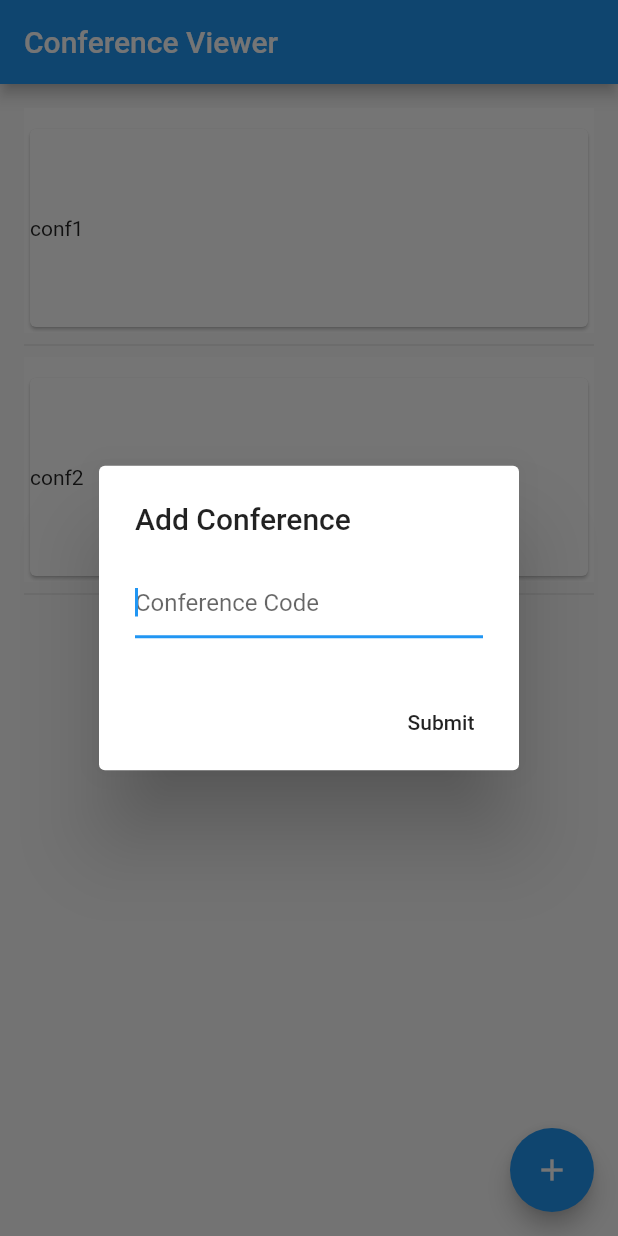
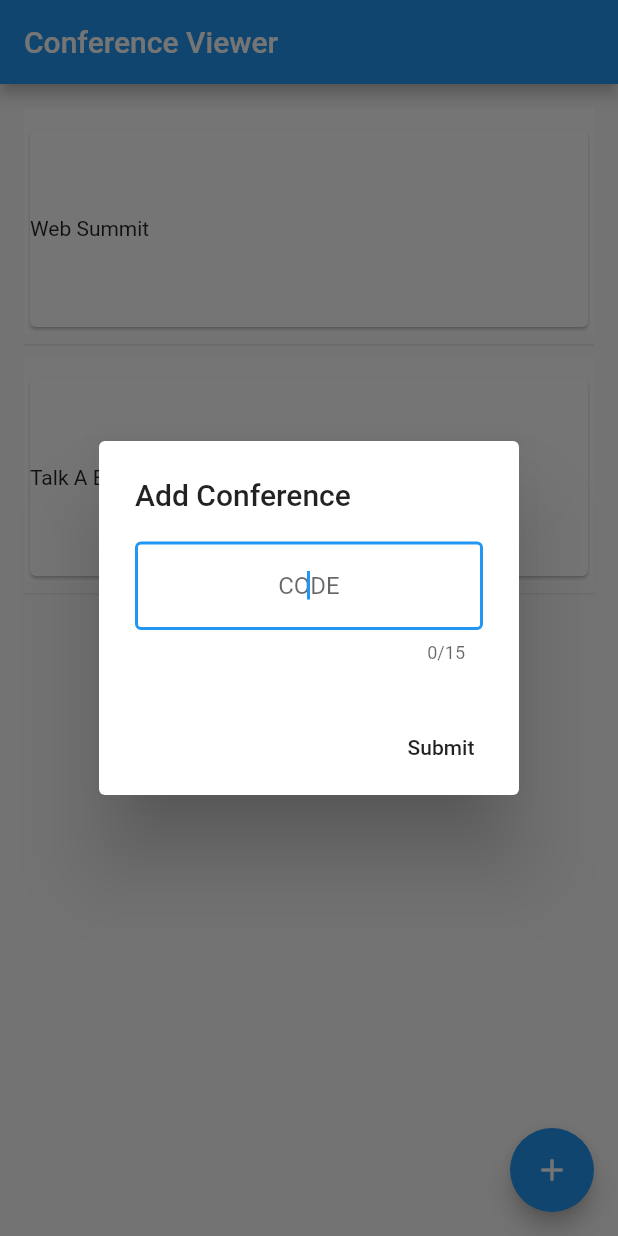
Before and after one commit to softeng-feup/open-cx-o-bando-dos-quatro, a Flutter app: the screen it shows after launch, after a tap on the "add" icon, on a phone screen of 412 x 824 dp. Run offline on Flutter 3.47's test engine with Material 2 defaults, Android fonts, the phone set to English and light mode, and no system bars.

Commit message:
Fixed minor bug on submission of the conference code

```diff
--- a/confview/lib/home.dart
+++ b/confview/lib/home.dart
@@ -15,7 +15,7 @@ class HomePage extends StatefulWidget {
 class _HomePageState extends State<HomePage> {
 
     // TODO: the app must get the conference names from the database
-    final List<String> _conferences = ["conf1", "conf2"];
+    final List<String> _conferences = ["Web Summit", "Talk A Bit"];
 
 
     @override
@@ -106,12 +106,20 @@ class _HomePageState extends State<HomePage> {
         return AlertDialog(
             title: Text('Add Conference'),
             content: TextField(
-                decoration: InputDecoration(hintText: 'Conference Code'),
+                decoration: InputDecoration(
+                    hintText: 'CODE',
+                    border: OutlineInputBorder(),
+                ),
+                textCapitalization: TextCapitalization.characters,
+                textAlign: TextAlign.center,
+                maxLines: 1,
+                maxLength: 15,  // TODO: this is a temporary value
                 controller: textController,
                 autocorrect: false,
                 autofocus: true,
-                onSubmitted: _addNewConference(textController.text, context)
-                ),
+                onSubmitted: (text) {
+                    _addNewConference(text, context);
+                }),
             actions: <Widget>[
                 MaterialButton(
                     onPressed: (){
@@ -124,10 +132,12 @@ class _HomePageState extends State<HomePage> {
     }
 
     _addNewConference(String conferenceName, BuildContext context) {
+        print('Checking if it is possible to create a new conf');
         if ( conferenceName == '')
             return;
 
         setState(() {
+        print('Created a new conference');
         _conferences.add(conferenceName);
         });
 
```
